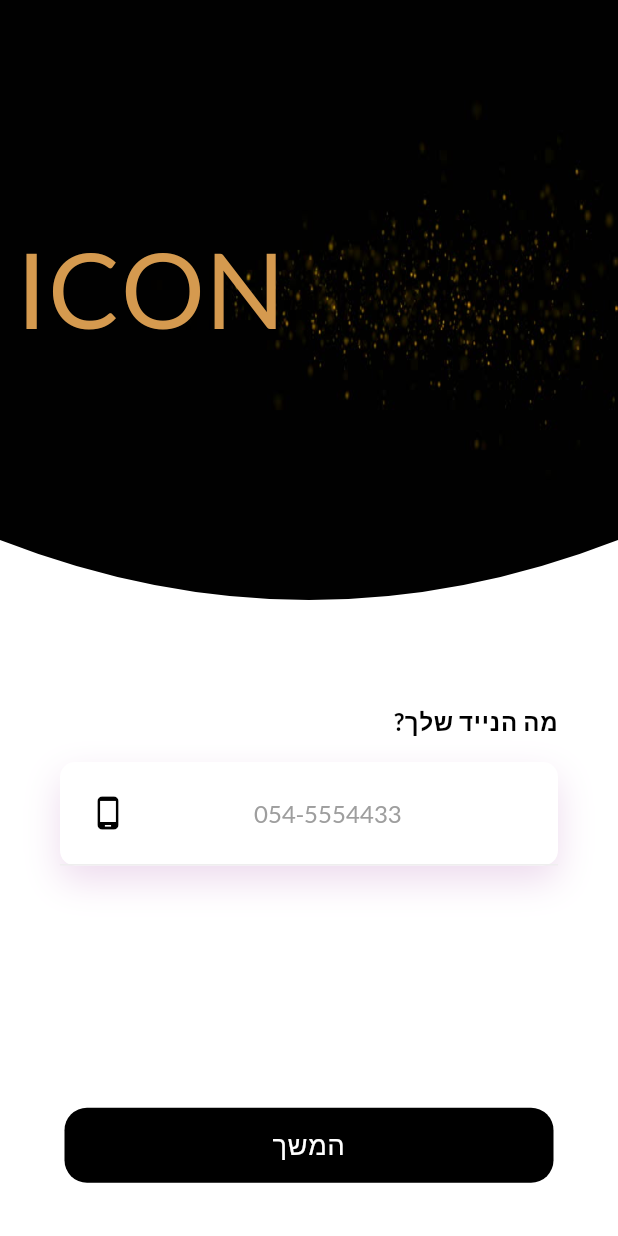
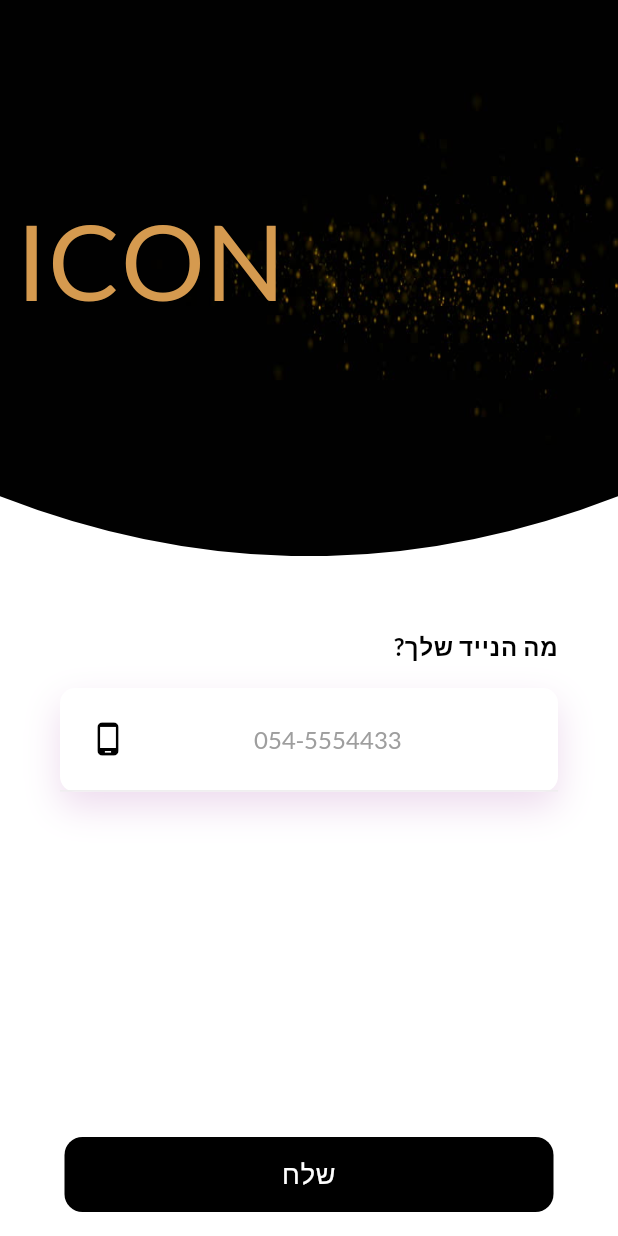
Before and after one commit to droididan/icon_mock, a Flutter app: the screen it shows after launch, on a phone screen of 412 x 824 dp. Run offline on Flutter 3.47's test engine with Material 2 defaults, Android fonts, the phone set to English and light mode, and no system bars; our stand-ins replace flushbar, google_fonts, simple_animations; missing offline and left inert: keyboard_visibility.

Commit message:
Login is done

```diff
--- a/icon_mock/lib/chat/chat_page.dart
+++ b/icon_mock/lib/chat/chat_page.dart
@@ -5,6 +5,7 @@ class ChatPage extends StatelessWidget {
   Widget build(BuildContext context) {
     return Container(
 
+
     );
   }
 }
--- /dev/null
+++ b/icon_mock/lib/extensions/size_ext.dart
@@ -0,0 +1,34 @@
+import 'package:flushbar/flushbar.dart';
+import 'package:flutter/material.dart';
+
+import '../theme.dart';
+
+extension ContextExtensions on BuildContext {
+  // Returns the MediaQuery
+  MediaQueryData get mq => MediaQuery.of(this);
+
+  /// Returns if Orientation is landscape
+  bool get isLandscape => mq.orientation == Orientation.landscape;
+
+  /// Returns same as MediaQuery.of(context).size
+  Size get sizePx => mq.size;
+
+  /// Returns same as MediaQuery.of(context).size.width
+  double get widthPx => sizePx.width;
+
+  /// Returns same as MediaQuery.of(context).height
+  double get heightPx => sizePx.height;
+
+  showToast(String message, [Color color = gold]) {
+    Flushbar(
+      message: message,
+      icon: Icon(
+        Icons.info_outline,
+        size: 28.0,
+        color: color,
+      ),
+      duration: Duration(seconds: 3),
+      leftBarIndicatorColor: color,
+    )..show(this);
+  }
+}
--- a/icon_mock/lib/login/login_page.dart
+++ b/icon_mock/lib/login/login_page.dart
@@ -1,8 +1,19 @@
+import 'package:flushbar/flushbar.dart';
+import 'package:flutter/cupertino.dart';
 import 'package:flutter/material.dart';
 import 'package:google_fonts/google_fonts.dart';
 import 'package:icon_mock/animations/fade_animation.dart';
+import 'package:icon_mock/onboarding/onboarding.dart';
 import 'package:icon_mock/theme.dart';
+import 'package:icon_mock/widgets/focus_aware.dart';
 import 'package:icon_mock/widgets/hebrew_input_text.dart';
+import 'package:icon_mock/extensions/size_ext.dart';
+import 'package:keyboard_visibility/keyboard_visibility.dart';
+
+enum LoginState {
+  phone,
+  sms,
+}
 
 class LoginPage extends StatefulWidget {
   @override
@@ -13,38 +24,49 @@ class _LoginPageState extends State<LoginPage> {
   double opacity = 0.0;
   final _phoneController = TextEditingController();
   final _smsController = TextEditingController();
+  LoginState state = LoginState.phone;
+
+  bool hideHeader = false;
+
+  @override
+  void initState() {
+    KeyboardVisibilityNotification().addNewListener(
+        onChange: (bool visible) => setState(() => hideHeader = visible));
+    super.initState();
+  }
 
   @override
   Widget build(BuildContext context) {
     final width = MediaQuery.of(context).size.width;
-    return Scaffold(
+    return SafeArea(
+      child: Scaffold(
         backgroundColor: Colors.white,
-      body: SingleChildScrollView(
+        body: FocusAwareWidget(
           child: Stack(children: [
-          Column(
-            mainAxisSize: MainAxisSize.min,
-            crossAxisAlignment: CrossAxisAlignment.start,
+            ListView(
               children: <Widget>[
-              _header(width),
+                _header(context, width),
                 Padding(
                   padding: EdgeInsets.symmetric(horizontal: 40),
                   child: Column(
                     crossAxisAlignment: CrossAxisAlignment.start,
                     children: <Widget>[
-                    SizedBox(height: 70),
+                      SizedBox(height: context.heightPx * .06),
                       _phoneTitle(),
-                    SizedBox(height: 16),
+                      SizedBox(height: context.heightPx * .02),
                       _phone(),
-                    SizedBox(height: 8),
+                      SizedBox(height: context.heightPx * .01),
                       _sms(),
-                    SizedBox(height: MediaQuery.of(context).size.height * .02),
                     ],
                   ),
                 ),
-              _continue(context),
               ],
             ),
+            Align(
+                alignment: Alignment.bottomCenter,
+                child: _continueButton(context)),
           ]),
+        ),
       ),
     );
   }
@@ -59,30 +81,29 @@ class _LoginPageState extends State<LoginPage> {
             textAlign: TextAlign.end,
           )));
 
-  Widget _header(double width) {
-    return Container(
-      height: 400,
+  Widget _header(BuildContext context, double width) {
+    final height = context.heightPx * .45;
+    return AnimatedContainer(
+      duration: Duration(milliseconds: 250),
+      height: hideHeader ? context.heightPx * .15 : height,
       child: Stack(
         children: <Widget>[
           ClipPath(
             clipper: OvalShape(),
             child: Positioned(
-              top: -40,
-              height: 400,
+                height: height,
                 width: width,
-              child:
-                  Container(
+                child: Container(
                   decoration: BoxDecoration(
                       image: DecorationImage(
                           image: AssetImage('assets/black_background.jpg'),
                           fit: BoxFit.fill)),
-                  )
-            ),
+                )),
           ),
           Positioned(
-            top: 150,
+            top: context.heightPx * .16,
             left: 10,
-            height: 300,
+            height: height,
             width: width,
             child: FadeAnimation(
               1.5,
@@ -100,11 +121,12 @@ class _LoginPageState extends State<LoginPage> {
     );
   }
 
-  Widget _continue(BuildContext context) => FadeAnimation(
+  Widget _continueButton(BuildContext context) => Padding(
+        padding: EdgeInsets.all(16),
+        child: FadeAnimation(
             2.0,
-      Center(
-        child: Material(
-          borderRadius: BorderRadius.circular(15),
+            Material(
+              borderRadius: BorderRadius.circular(12),
               color: Colors.black,
               child: InkWell(
                 splashColor: gold,
@@ -118,7 +140,7 @@ class _LoginPageState extends State<LoginPage> {
                       BoxDecoration(borderRadius: BorderRadius.circular(20)),
                   child: Center(
                     child: HebrewText(
-                  "המשך",
+                      state == LoginState.phone ? "שלח" : 'המשך',
                       style: titleFont.copyWith(
                         color: Colors.white,
                       ),
@@ -126,35 +148,44 @@ class _LoginPageState extends State<LoginPage> {
                   ),
                 ),
               ),
-        ),
-      ));
+            )),
+      );
 
   void _onContinueTap() {
     final phone = _phoneController.text;
     final sms = _smsController.text;
-
-    if (phone.length > 9) {
+    // check for valid phone (in real life I want to have regex here)
+    if (state == LoginState.phone) {
+      if (_phoneValid(phone)) {
         setState(() {
-        currentState =
+          state = LoginState.sms;
           opacity = 1.0;
         });
+      } else {
+        // show phone number is invalid
+        context.showToast("מספר טלפון לא תקין");
+      }
+    } else if (state == LoginState.sms) {
+      if (_smsValid(sms)) {
+        Navigator.pop(context);
+        Navigator.push(
+          context,
+          CupertinoPageRoute(builder: (_) => OnboardingPage()),
+        );
+      } else {
+        context.showToast('טעות בקוד, נסה שוב');
       }
     }
+  }
+
+  bool _smsValid(String sms) => sms == "123456";
+  bool _phoneValid(String phone) => phone.length > 9;
 
   Widget _phone() {
     return FadeAnimation(
         1.8,
         Container(
-          decoration: BoxDecoration(
-              borderRadius: BorderRadius.circular(10),
-              color: Colors.white,
-              boxShadow: [
-                BoxShadow(
-                  color: Color.fromRGBO(196, 135, 198, .3),
-                  blurRadius: 20,
-                  offset: Offset(0, 10),
-                )
-              ]),
+          decoration: fieldShadow,
           child: Column(
             children: <Widget>[
               Container(
@@ -165,6 +196,7 @@ class _LoginPageState extends State<LoginPage> {
                 child: Padding(
                   padding: EdgeInsets.only(left: 10),
                   child: TextField(
+                    autofocus: false,
                     style: GoogleFonts.lato(),
                     controller: _phoneController,
                     maxLines: 1,
@@ -191,16 +223,7 @@ class _LoginPageState extends State<LoginPage> {
           duration: Duration(milliseconds: 550),
           opacity: opacity,
           child: Container(
-            decoration: BoxDecoration(
-                borderRadius: BorderRadius.circular(10),
-                color: Colors.white,
-                boxShadow: [
-                  BoxShadow(
-                    color: Color.fromRGBO(196, 135, 198, .3),
-                    blurRadius: 20,
-                    offset: Offset(0, 10),
-                  )
-                ]),
+            decoration: fieldShadow,
             child: Column(
               children: <Widget>[
                 Container(
@@ -211,6 +234,7 @@ class _LoginPageState extends State<LoginPage> {
                   child: Padding(
                     padding: EdgeInsets.only(left: 10),
                     child: TextField(
+                      autofocus: false,
                       maxLines: 1,
                       controller: _smsController,
                       maxLength: 6,
@@ -230,7 +254,7 @@ class _LoginPageState extends State<LoginPage> {
             ),
           ),
         ),
-        SizedBox(height: 20),
+        SizedBox(height: context.heightPx * .01),
         AnimatedOpacity(
           duration: Duration(milliseconds: 500),
           opacity: opacity,
--- a/icon_mock/lib/main.dart
+++ b/icon_mock/lib/main.dart
@@ -13,9 +13,7 @@ class MyApp extends StatelessWidget {
       debugShowCheckedModeBanner: false,
       title: 'Icon',
       theme: ThemeData(
-
         primarySwatch: Colors.blue,
-
         visualDensity: VisualDensity.adaptivePlatformDensity,
       ),
       home: LoginPage(),
--- a/icon_mock/lib/onboarding/onboarding.dart
+++ b/icon_mock/lib/onboarding/onboarding.dart
@@ -4,7 +4,7 @@ import 'package:flutter/material.dart';
 // show image select
 // show name
 //
-class Onboarding extends StatelessWidget {
+class OnboardingPage extends StatelessWidget {
   @override
   Widget build(BuildContext context) {
     return Container(
--- a/icon_mock/lib/theme.dart
+++ b/icon_mock/lib/theme.dart
@@ -16,3 +16,14 @@ final mediumFont = GoogleFonts.lato(
 final titleFont = GoogleFonts.lato(
   textStyle: TextStyle(color: Colors.black, letterSpacing: .5, fontSize: 18),
 );
+
+final fieldShadow = BoxDecoration(
+    borderRadius: BorderRadius.circular(10),
+    color: Colors.white,
+    boxShadow: [
+      BoxShadow(
+        color: Color.fromRGBO(196, 135, 198, .3),
+        blurRadius: 20,
+        offset: Offset(0, 10),
+      )
+    ]);
--- /dev/null
+++ b/icon_mock/lib/widgets/focus_aware.dart
@@ -0,0 +1,15 @@
+import 'package:flutter/material.dart';
+
+// Will release focus when clicked on the child
+class FocusAwareWidget extends StatelessWidget {
+  final Widget child;
+
+  const FocusAwareWidget({Key key, @required this.child}) : super(key: key);
+
+  @override
+  Widget build(BuildContext context) {
+    return GestureDetector(
+        child: child,
+        onTap: () => FocusScope.of(context).requestFocus(new FocusNode()));
+  }
+}
--- a/icon_mock/lib/widgets/hebrew_input_text.dart
+++ b/icon_mock/lib/widgets/hebrew_input_text.dart
@@ -20,6 +20,7 @@ class HebrewText extends StatelessWidget {
     return Directionality(
         textDirection: TextDirection.rtl,
         child: Text(
+
           text,
           overflow: overflow,
           textAlign: textAlign,
--- a/icon_mock/pubspec.yaml
+++ b/icon_mock/pubspec.yaml
@@ -12,6 +12,9 @@ dependencies:
   simple_animations: ^1.3.3
   cupertino_icons: ^0.1.3
   google_fonts: ^1.1.0
+  path_provider: ^1.6.11
+  keyboard_visibility: ^0.5.6
+  flushbar: ^1.10.4
 
 dev_dependencies:
   flutter_test:
```
Also changed, not shown: icon_mock/pubspec.lock. Lines whose indentation alone changed are shown as unchanged.
